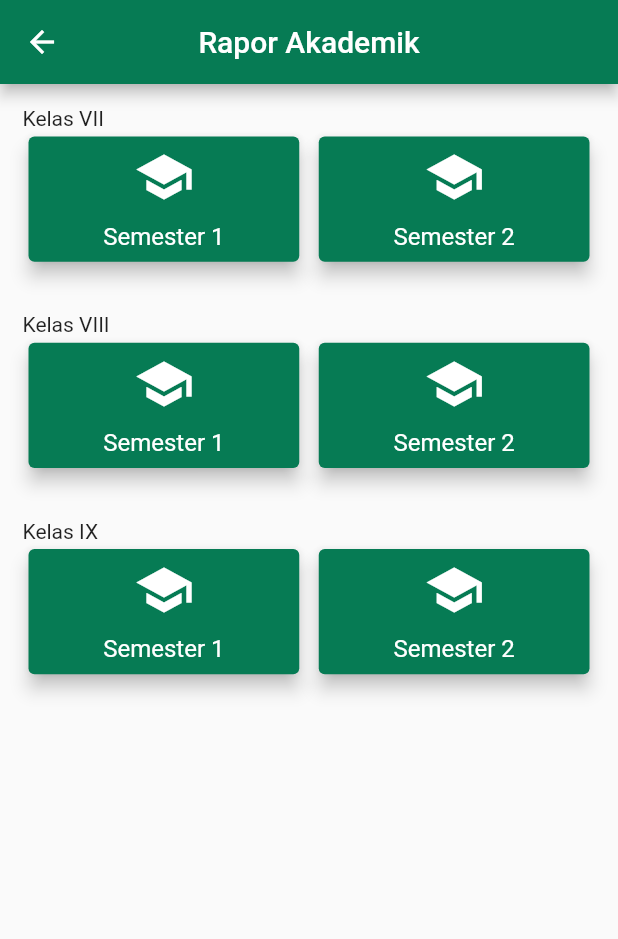
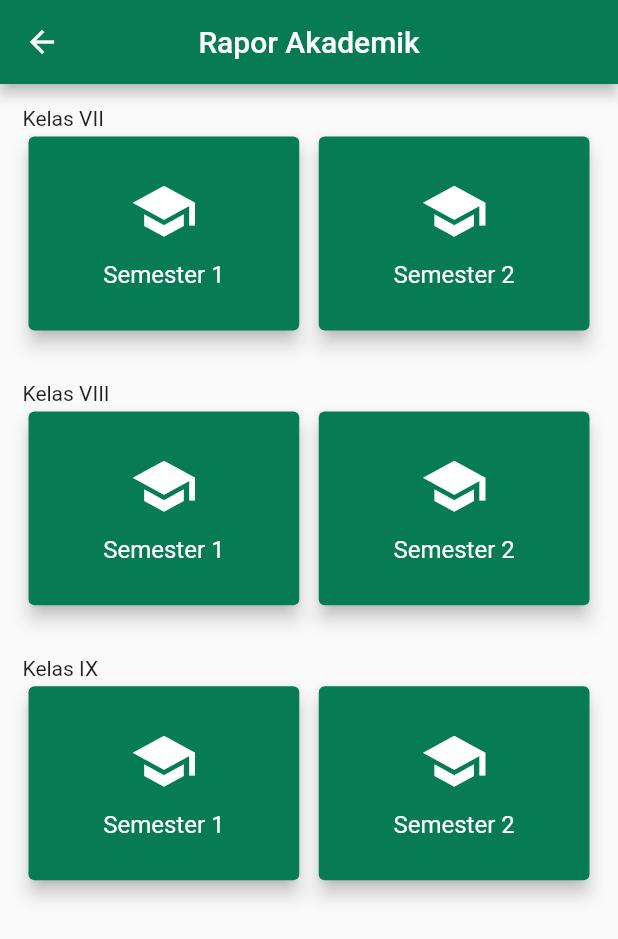
Before and after one commit to friskameilani/SCB-for-Parents, a Flutter app: the screen it shows after launch, item 2 of the bottom bar chosen, after a tap on "Akademik", on a phone screen of 412 x 824 dp. Shown: the top 939 px of the screen. Run offline on Flutter 3.47's test engine with Material 2 defaults, Android fonts, the phone set to English and light mode, and no system bars; our stand-ins replace carousel_pro, shared_preferences; network calls fail.

Commit message:
Simplified code for nilaiAkademik and OpsiRapor, applying some UI changes to nilaiAkademikSmt

```diff
--- a/lib/pages/nilaiAkademikSemester.dart
+++ b/lib/pages/nilaiAkademikSemester.dart
@@ -53,10 +53,12 @@ class NilaiAkademikSmtState extends State<NilaiAkademikSmt>{
     for(int i=-1; i<matpel.length; i++){
       setMap();
       String nama_matpel, nilai, verdict;
+      TextStyle style;
       if(i == -1){
         nama_matpel = "Mata Pelajaran";
         nilai = "Nilai";
         verdict = "Predikat";
+        style = TextStyle(fontWeight: FontWeight.bold);
       }
       else{
         nama_matpel = matpel[i];
@@ -76,7 +78,8 @@ class NilaiAkademikSmtState extends State<NilaiAkademikSmt>{
                 Expanded(
                   flex: 2,
                   child: Text(
-                    nama_matpel
+                    nama_matpel,
+                    style: style,
                   )
                 ),
                 Expanded(
@@ -85,10 +88,12 @@ class NilaiAkademikSmtState extends State<NilaiAkademikSmt>{
                     mainAxisAlignment: MainAxisAlignment.spaceBetween,
                     children: <Widget>[
                       Text(
-                        nilai
+                        nilai,
+                        style: style,
                       ),
                       Text(
-                        verdict
+                        verdict,
+                        style: style,
                       )
                     ],
                   )
--- a/lib/pages/opsiRapor.dart
+++ b/lib/pages/opsiRapor.dart
@@ -3,13 +3,18 @@ import 'package:scbforparents/pages/pilihSmt.dart';
 
 
 class OpsiRapor extends StatelessWidget {
-
- @override
- Widget build(BuildContext context) {
-   return Scaffold(
-    body: ListView(
-      children: <Widget> [
-        Container(  //Akademik
+  Container builder(BuildContext context, var value){
+    var icon;
+    if(value == "Akademik"){
+      icon = Icons.school;
+    }
+    else if(value == "Asrama"){
+      icon = Icons.home;
+    }
+    else{
+      icon = Icons.assignment;
+    }
+    return Container(
       padding: EdgeInsets.fromLTRB(15,15,15,0),
       height: 150,
       width: double.maxFinite,
@@ -17,7 +22,7 @@ class OpsiRapor extends StatelessWidget {
         elevation: 5,
         child: new InkWell(
           onTap: (){
-                Navigator.push(context, MaterialPageRoute(builder: (context)=>PilihSmt("Akademik")));
+            Navigator.push(context, MaterialPageRoute(builder: (context)=>PilihSmt(value)));
           },
           child: Padding(
             padding: EdgeInsets.fromLTRB(15,5,15,15),
@@ -25,14 +30,14 @@ class OpsiRapor extends StatelessWidget {
               mainAxisAlignment: MainAxisAlignment.spaceBetween,
               children: <Widget>[
                 Text(
-                      'Akademik',
+                  value,
                   style: TextStyle(
                     fontSize: 25,
                   ),
                 ),
                 Flexible(
                   child: Icon(
-                        Icons.school,
+                    icon,
                     color: Colors.green[800],
                     size: 80,
                   ),
@@ -42,39 +47,15 @@ class OpsiRapor extends StatelessWidget {
           ),
         ),
       ),
-        ),
-        Container(  //Asrama
-          padding: EdgeInsets.fromLTRB(15,15,15,0),
-          height: 150,
-          width: double.maxFinite,
-          child: Card(
-            elevation: 5,
-            child: new InkWell(
-              onTap: (){
-                Navigator.push(context, MaterialPageRoute(builder: (context)=>PilihSmt("Asrama")));
-              },
-              child: Padding(
-                padding: EdgeInsets.fromLTRB(15,5,15,15),
-                child: Row(
-                  mainAxisAlignment: MainAxisAlignment.spaceBetween,
-                  children: <Widget>[
-                    Text(
-                      'Asrama',
-                      style: TextStyle(
-                        fontSize: 25,
-                      ),
-                    ),
-                    Icon(
-                      Icons.home,
-                      color: Colors.green[800],
-                      size: 80,
-                    ),
-                  ],
-                ),
-              ),
-            ),
-          ),
-        ),
+    );
+  }
+ @override
+ Widget build(BuildContext context) {
+   return Scaffold(
+    body: ListView(
+      children: <Widget> [
+        builder(context, "Akademik"),
+        builder(context, "Asrama"),
         Container(  //Catatan Khusus
           padding: EdgeInsets.fromLTRB(15,15,15,0),
           height: 150,
--- a/lib/pages/pilihSmt.dart
+++ b/lib/pages/pilihSmt.dart
@@ -17,9 +17,9 @@ class PilihSmtState extends State<PilihSmt> {
 
   Icon iconChooser(){
     if(widget.argument == arguments[0]){
-      return Icon(icons[0], size: 40, color: Colors.white);
+      return Icon(icons[0], size: 45, color: Colors.white);
     }
-    else return Icon(icons[1], size: 40, color: Colors.white);
+    else return Icon(icons[1], size: 45, color: Colors.white);
   }
 
   MaterialPageRoute selector(int semester){
@@ -39,7 +39,6 @@ class PilihSmtState extends State<PilihSmt> {
 
   Container cardBuilder(int i){
     return Container(
-      height: 60,
       child: Card(
         elevation: 5,
         color: scbgreen,
@@ -49,7 +48,6 @@ class PilihSmtState extends State<PilihSmt> {
             },
             child: Column(
               mainAxisAlignment: MainAxisAlignment.center,
-                  crossAxisAlignment: CrossAxisAlignment.center,
               children: <Widget>[
                 iconChooser(),
                 SizedBox(height: 10,),
@@ -83,7 +81,7 @@ class PilihSmtState extends State<PilihSmt> {
             crossAxisSpacing: 5,
             mainAxisSpacing: 5,
             crossAxisCount: 2,
-            childAspectRatio: MediaQuery.of(context).size.height / 400,
+            childAspectRatio: MediaQuery.of(context).size.height / 600,
             physics: ScrollPhysics(),
             children: <Widget>[
               cardBuilder(i*2),
```
Lines whose indentation alone changed are shown as unchanged.
